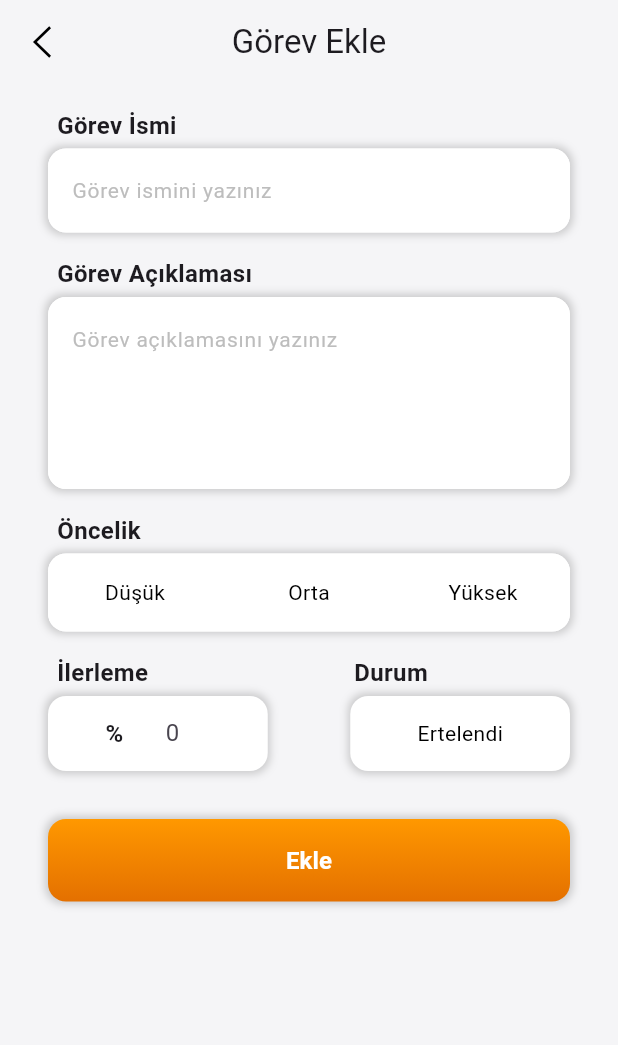
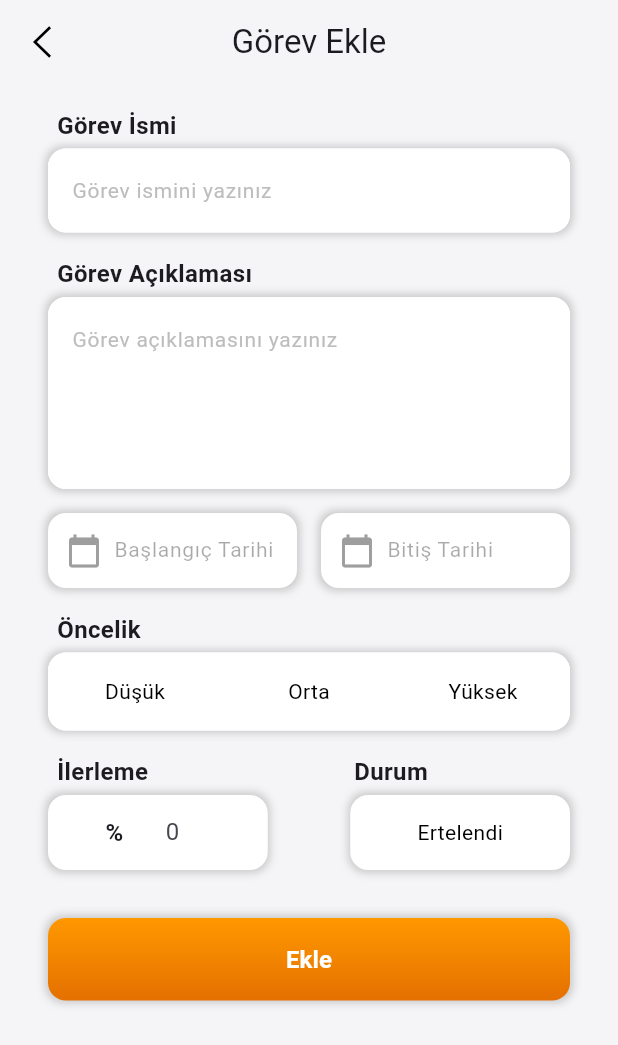
Before and after one commit to idilsg/TaskManagerApp, a Flutter app: the AddTaskPage screen opened by its route, on a phone screen of 412 x 824 dp. Shown: the top 1045 px of the screen. Run offline on Flutter 3.47's test engine with Material 3 defaults, Android fonts, the phone set to English and light mode, and no system bars; our stand-ins replace flutter_svg, percent_indicator.

```diff
--- a/lib/pages/addtask.dart
+++ b/lib/pages/addtask.dart
@@ -1,11 +1,39 @@
 import 'package:flutter/material.dart';
 import 'package:flutter_svg/flutter_svg.dart';
-//import 'package:intl/intl.dart';
 
 // düzenleme sayfasının boş hali olacak
 
-class AddTaskPage extends StatelessWidget {
+class AddTaskPage extends StatefulWidget {
   const AddTaskPage({super.key});
+
+  @override
+  _AddTaskPageState createState() => _AddTaskPageState();
+}
+
+class _AddTaskPageState extends State<AddTaskPage> {
+  final TextEditingController _startDateController = TextEditingController();
+  final TextEditingController _endDateController = TextEditingController();
+
+  Future<void> _selectDate(BuildContext context, TextEditingController controller) async {
+    final DateTime? picked = await showDatePicker(
+      context: context,
+      initialDate: DateTime.now(),
+      firstDate: DateTime(2010),
+      lastDate: DateTime(2100),
+    );
+    if (picked != null) {
+      setState(() {
+        controller.text = "${picked.day}/${picked.month}/${picked.year}";
+      });
+    }
+  }
+
+  @override
+  void dispose() {
+    _startDateController.dispose();
+    _endDateController.dispose();
+    super.dispose();
+  }
 
   @override
   Widget build(BuildContext context) {
@@ -24,12 +52,7 @@ class AddTaskPage extends StatelessWidget {
         ),
       ),
       body: Padding(
-        padding: const EdgeInsets.only(
-          left: 32,
-          right: 32,
-          top: 16,
-          bottom: 16
-        ),
+        padding: const EdgeInsets.symmetric(horizontal: 32, vertical: 16),
         child: SingleChildScrollView(
           child: Column(
             crossAxisAlignment: CrossAxisAlignment.start,
@@ -38,8 +61,8 @@ class AddTaskPage extends StatelessWidget {
               const SizedBox(height: 16),
               const TaskDescription(),
               const SizedBox(height: 16),
-              // buraya takvim gelecek
-              // SizedBox(height: 16),
+              dates(context),
+              const SizedBox(height: 16),
               const TaskPriority(),
               const SizedBox(height: 16),
               // buraya kategori gelecek
@@ -53,6 +76,88 @@ class AddTaskPage extends StatelessWidget {
           ),
         ),
       ),
+    );
+  }
+
+  Row dates(BuildContext context) {
+    return Row(
+      children: [
+        Expanded(
+          child: GestureDetector(
+            onTap: () => _selectDate(context, _startDateController),
+            child: Container(
+              height: 50,
+              padding: const EdgeInsets.symmetric(horizontal: 12),
+              decoration: BoxDecoration(
+                color: Colors.white,
+                boxShadow: [
+                  BoxShadow(
+                    color: Colors.grey.withOpacity(0.5),
+                    spreadRadius: 1.5,
+                    blurRadius: 4,
+                  ),
+                ],
+                borderRadius: BorderRadius.circular(12),
+              ),
+              child: Row(
+                children: [
+                  const Icon(Icons.calendar_today, color: Colors.grey),
+                  const SizedBox(width: 8),
+                  Expanded(
+                    child: TextField(
+                      controller: _startDateController,
+                      decoration: const InputDecoration(
+                        hintText: 'Başlangıç Tarihi',
+                        border: InputBorder.none,
+                      ),
+                      enabled: false,
+                      style: const TextStyle(fontSize: 14),
+                    ),
+                  ),
+                ],
+              ),
+            ),
+          ),
+        ),
+        const SizedBox(width: 16),
+        Expanded(
+          child: GestureDetector(
+            onTap: () => _selectDate(context, _endDateController),
+            child: Container(
+              height: 50,
+              padding: const EdgeInsets.symmetric(horizontal: 12),
+              decoration: BoxDecoration(
+                color: Colors.white,
+                boxShadow: [
+                  BoxShadow(
+                    color: Colors.grey.withOpacity(0.5),
+                    spreadRadius: 1.5,
+                    blurRadius: 4,
+                  ),
+                ],
+                borderRadius: BorderRadius.circular(12),
+              ),
+              child: Row(
+                children: [
+                  const Icon(Icons.calendar_today, color: Colors.grey),
+                  const SizedBox(width: 8),
+                  Expanded(
+                    child: TextField(
+                      controller: _endDateController,
+                      decoration: const InputDecoration(
+                        hintText: 'Bitiş Tarihi',
+                        border: InputBorder.none,
+                      ),
+                      enabled: false,
+                      style: const TextStyle(fontSize: 14),
+                    ),
+                  ),
+                ],
+              ),
+            ),
+          ),
+        ),
+      ],
     );
   }
 
--- a/lib/pages/edittask.dart
+++ b/lib/pages/edittask.dart
@@ -1,6 +1,5 @@
 import 'package:flutter/material.dart';
 import 'package:taskmanagerapp/pages/tasks.dart';
-//import 'package:intl/intl.dart';
 
 // görev detaylarından düzenleye girince açılacak görev düzenleme sayfası
 // seçtiğin görevin bilgileri gözükecek. üstüne düzenleme yapabileceksin
--- a/lib/widgets/taskdetailsw.dart
+++ b/lib/widgets/taskdetailsw.dart
@@ -1,4 +1,3 @@
-// task_details_widget.dart
 import 'package:flutter/material.dart';
 
 class TaskDetailsWidget extends StatelessWidget {
--- a/pubspec.yaml
+++ b/pubspec.yaml
@@ -11,8 +11,6 @@ dependencies:
     sdk: flutter
   cupertino_icons: ^1.0.8
   flutter_svg: ^2.0.10+1
-  http: ^1.2.2
-  intl: ^0.19.0
   percent_indicator: ^4.2.2
 
 
```
Also changed, not shown: pubspec.lock. Lines whose indentation alone changed are shown as unchanged.
